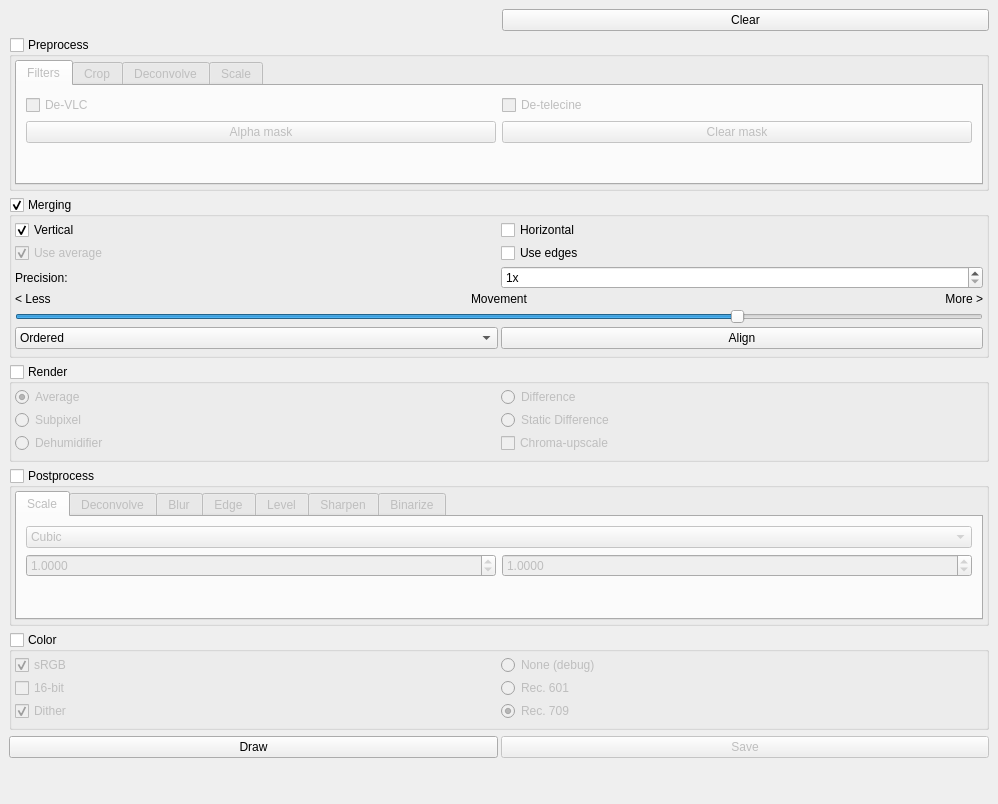
The window that src/mainwindow.ui (spillerrec/Overmix) describes before a commit, drawn with Qt 5.
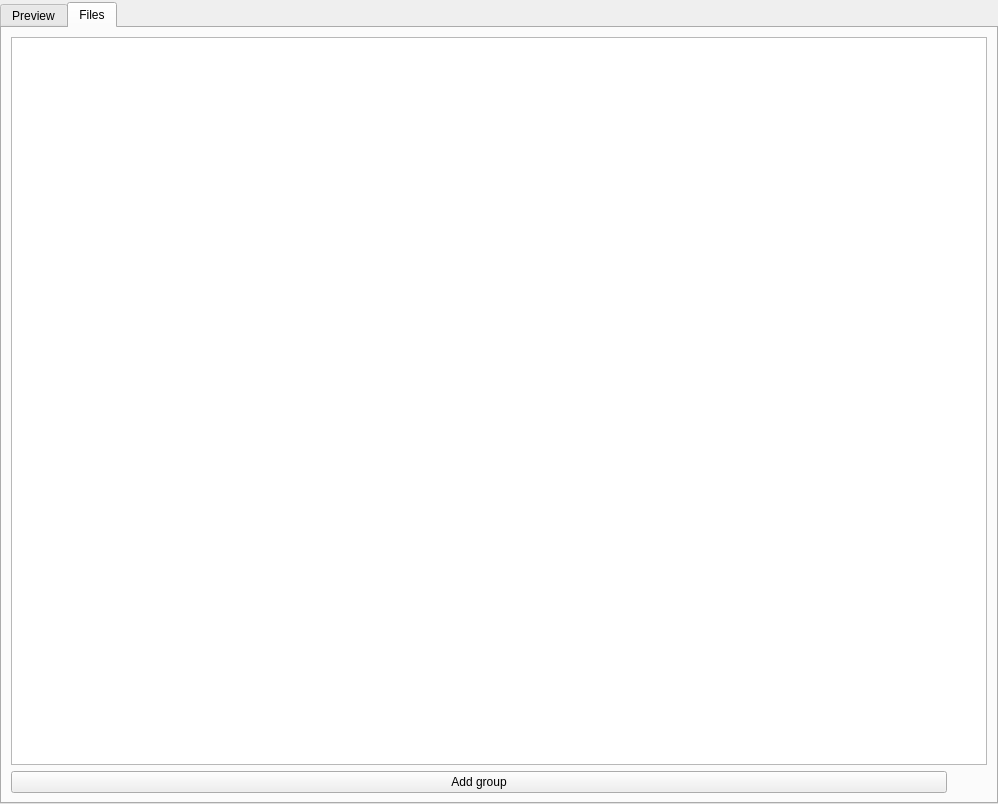
The same window after the commit.

What changed in the file:
```diff
--- a/src/mainwindow.ui
+++ b/src/mainwindow.ui
@@ -15,6 +15,28 @@
   </property>
   <widget class="QWidget" name="centralwidget">
    <layout class="QHBoxLayout" name="main_layout">
+    <property name="leftMargin">
+     <number>0</number>
+    </property>
+    <property name="topMargin">
+     <number>2</number>
+    </property>
+    <property name="rightMargin">
+     <number>0</number>
+    </property>
+    <property name="bottomMargin">
+     <number>0</number>
+    </property>
+    <item>
+     <widget class="QTabWidget" name="tabWidget_3">
+      <property name="currentIndex">
+       <number>1</number>
+      </property>
+      <widget class="QWidget" name="tab_preview">
+       <attribute name="title">
+        <string>Preview</string>
+       </attribute>
+       <layout class="QHBoxLayout" name="preview_layout">
     <item>
      <layout class="QVBoxLayout" name="properties_layout">
       <property name="sizeConstraint">
@@ -1345,6 +1367,58 @@
        </spacer>
       </item>
      </layout>
+        </item>
+       </layout>
+      </widget>
+      <widget class="QWidget" name="tab_files">
+       <attribute name="title">
+        <string>Files</string>
+       </attribute>
+       <layout class="QHBoxLayout" name="files_layout">
+        <item>
+         <layout class="QVBoxLayout" name="verticalLayout_9">
+          <item>
+           <widget class="QTreeView" name="files_view">
+            <property name="sizePolicy">
+             <sizepolicy hsizetype="Minimum" vsizetype="Expanding">
+              <horstretch>0</horstretch>
+              <verstretch>0</verstretch>
+             </sizepolicy>
+            </property>
+           </widget>
+          </item>
+          <item>
+           <layout class="QHBoxLayout" name="horizontalLayout_11">
+            <item>
+             <widget class="QPushButton" name="btn_add_group">
+              <property name="text">
+               <string>Add group</string>
+              </property>
+             </widget>
+            </item>
+            <item>
+             <spacer name="horizontalSpacer_5">
+              <property name="orientation">
+               <enum>Qt::Horizontal</enum>
+              </property>
+              <property name="sizeType">
+               <enum>QSizePolicy::Minimum</enum>
+              </property>
+              <property name="sizeHint" stdset="0">
+               <size>
+                <width>40</width>
+                <height>20</height>
+               </size>
+              </property>
+             </spacer>
+            </item>
+           </layout>
+          </item>
+         </layout>
+        </item>
+       </layout>
+      </widget>
+     </widget>
     </item>
    </layout>
   </widget>
```
Left out of the diff: 2 changed lines with no effect on the pictures. Lines whose indentation alone changed are shown as unchanged.
